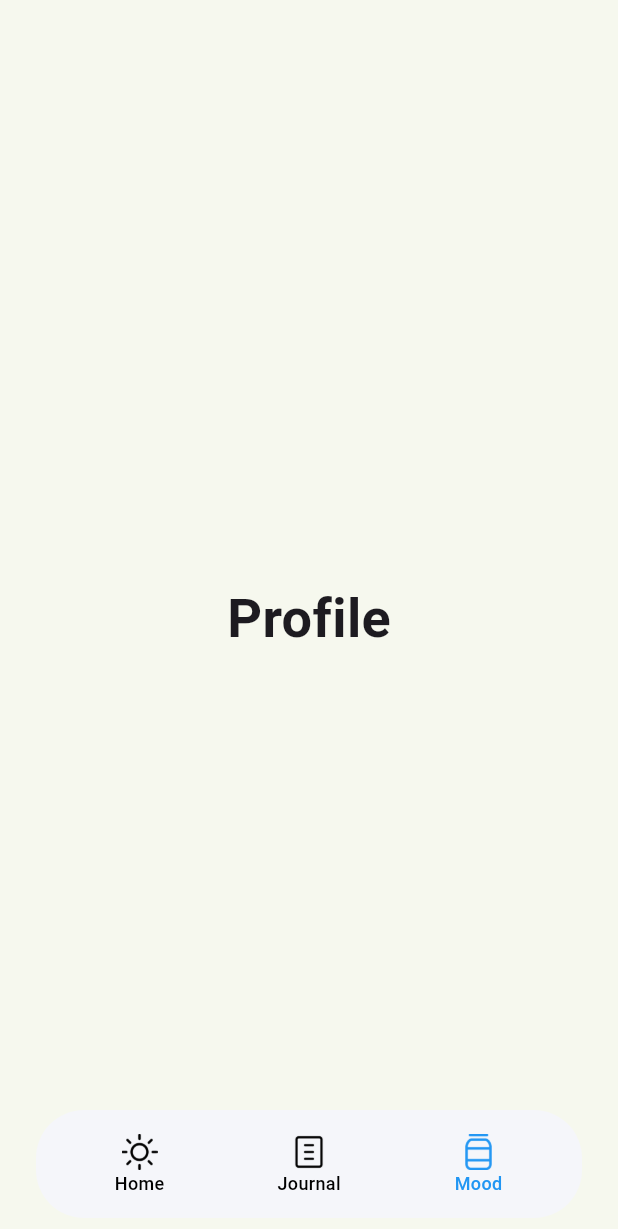
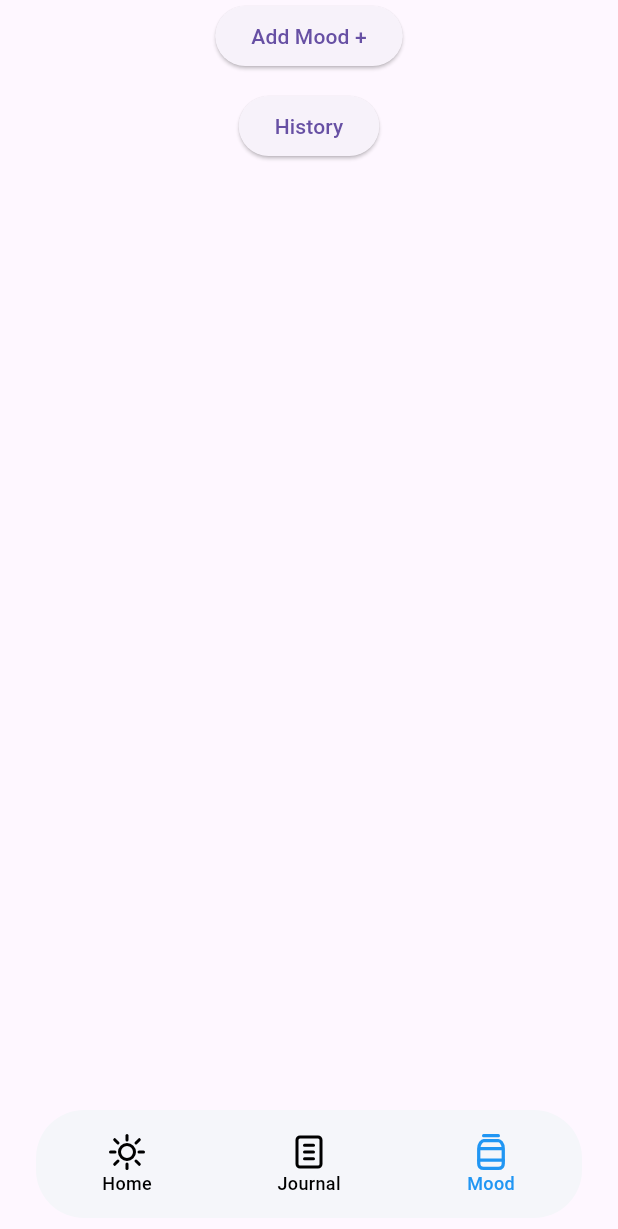
Before and after one commit to Joshua123895/Mood-Journal, a Flutter app: the screen it shows after launch, swiped to page 3, on a phone screen of 412 x 824 dp. Shown: the top 1229 px of the screen. Run offline on Flutter 3.47's test engine with Material 3 defaults, Android fonts, the phone set to English and light mode, and no system bars; our stand-ins replace flutter_svg.

Commit message:
optimized navbar

```diff
--- a/lib/main.dart
+++ b/lib/main.dart
@@ -1,5 +1,6 @@
 import 'package:flutter/material.dart';
 import 'package:flutter/services.dart';
+import 'package:flutter_svg/flutter_svg.dart';
 
 void main() async {
   WidgetsFlutterBinding.ensureInitialized();
@@ -37,9 +38,9 @@
 class _MainPageState extends State<MainPage> {
   int _currentIndex = 0;
   final List<String> _navIcons = [
-    "assets/icons/sun.png",
-    "assets/icons/note.png",
-    "assets/icons/jar.png",
+    "assets/icons/sun.svg",
+    "assets/icons/journal.svg",
+    "assets/icons/jar.svg",
   ];
   final List<String> _navName = ["Home", "Journal", "Mood"];
   late final PageController _pageController;
@@ -77,10 +78,10 @@
           });
         },
 
-        children: const [
+        children: [
           CenterPage(title: 'Home', color: Colors.white),
           CenterPage(title: 'Search', color: Colors.pinkAccent),
-          CenterPage(title: 'Profile', color: Colors.lightGreenAccent),
+          MoodPage(),
         ],
       ),
 
@@ -107,16 +108,18 @@
         mainAxisAlignment: MainAxisAlignment.spaceEvenly,
         children: _navIcons.map((icon) {
           final int i = _navIcons.indexOf(icon);
-          Color color = i == _currentIndex? Colors.blue : Colors.black;
-          return Material(
+          bool isActive = i == _currentIndex;
+          Color color = isActive? Colors.blue : Colors.black;
+          return Expanded (
+            child: Material (
               color: Colors.transparent,
-            child: GestureDetector(
-              onTap: () {
-                setState(() {
-                  _onNavTapped(i);
-                });
-              },
-              child: SingleChildScrollView(
+              child: InkWell(
+                onTap: () => _onNavTapped(i),
+                splashColor: Colors.transparent,
+                highlightColor: Colors.transparent,
+                hoverColor: Colors.transparent,
+                borderRadius: BorderRadius.circular(24),
+                child: SizedBox.expand(
                   child: Column(
                     children: [
                       Container (
@@ -127,12 +130,25 @@
                           bottom: 0,
                           top: 16,
                         ),
-                      child: ImageIcon(
-                        AssetImage(icon),
-                        color: color,
-                        size: 24,
+                        child: SvgPicture.asset(
+                          icon,
+                          width: 24,
+                          height: 24,
+                          colorFilter: ColorFilter.mode(
+                            color,
+                            BlendMode.srcIn
                           ),
                         ),
+                      ),
+                      // SvgPicture.asset(
+                      //   icon,
+                      //   width: 24,
+                      //   height: 24,
+                      //   colorFilter: ColorFilter.mode(
+                      //     color,
+                      //     BlendMode.srcIn
+                      //   ),
+                      // ),
                       Text (
                         _navName[i],
                         style: TextStyle(
@@ -141,13 +157,14 @@
                           fontWeight: FontWeight.w500,
                         ),
                       ),
-                    SizedBox(
-                      height: 24,
-                    ),
+                      // SizedBox(
+                      //   height: 18,
+                      // ),
                     ]
                   ),
                 ),
               )
+            ),
           );
         }).toList()
       ),
@@ -181,3 +198,127 @@
     );
   }
 }
+
+class MoodPage extends StatelessWidget {
+  const MoodPage({super.key});
+
+  @override
+  Widget build(BuildContext context) {
+    return Column(
+      children: [
+        // // ===== JAR IMAGE ===== (error)
+        // Image.asset(
+        //   "assets/images/jar.png",
+        //   height: 120,
+        // ),
+        // ===== BUTTONS =====
+        Padding(
+          padding: const EdgeInsets.symmetric(horizontal: 24),
+          child: Column(
+            children: [
+              // Image.asset(
+              //   "assets/image/jar.png",
+              //   height: 240,
+              // ),
+              ElevatedButton(
+                onPressed: () {
+                  _openOverlay(context);
+                },
+                // onPressed: () {},
+                child: const Text("Add Mood +"),
+              ),
+              const SizedBox(height: 12),
+              ElevatedButton(
+                onPressed: () {},
+                child: const Text("History"),
+              ),
+            ],
+          ),
+        ),
+
+        SizedBox(
+          height: MediaQuery.of(context).padding.bottom + 108,
+        ),
+      ],
+    );
+  }
+  // void _openOverlay(BuildContext context) {
+  //   if (!context.mounted) return;
+
+  //   Navigator.of(context, rootNavigator: true).push(
+  //     PageRouteBuilder(
+  //       opaque: false,
+  //       barrierColor: Colors.black.withOpacity(0.4),
+  //       pageBuilder: (_, __, ___) => const MoodOverlayPage(),
+  //     ),
+  //   );
+  // }
+  void _openOverlay(BuildContext context) {
+    Navigator.of(context).push(
+      PageRouteBuilder(
+        opaque: false, // 👈 allows transparency
+        barrierColor: Colors.black.withAlpha(120),
+        pageBuilder: (_, _, _) => const MoodOverlayPage(),
+        transitionsBuilder: (_, animation, _, child) {
+          final offsetTween = Tween(
+            begin: const Offset(1, 0),
+            end: Offset.zero,
+          ).chain(CurveTween(curve: Curves.easeOut));
+
+          return SlideTransition(
+            position: animation.drive(offsetTween),
+            child: child,
+          );
+        },
+      ),
+    );
+  }
+}
+
+class MoodOverlayPage extends StatelessWidget {
+  const MoodOverlayPage({super.key});
+
+  @override
+  Widget build(BuildContext context) {
+    return Scaffold(
+      backgroundColor: Colors.white,
+      body: SafeArea(
+        child: Column(
+          children: [
+            // ===== HEADER =====
+            Padding(
+              padding: const EdgeInsets.all(16),
+              child: Row(
+                children: [
+                  IconButton(
+                    icon: const Icon(Icons.close),
+                    onPressed: () => Navigator.pop(context),
+                  ),
+                  const Text(
+                    "What's going on inside?",
+                    style: TextStyle(
+                      fontSize: 20,
+                      fontWeight: FontWeight.bold,
+                    ),
+                  ),
+                ],
+              ),
+            ),
+
+            const Divider(),
+
+            // ===== CONTENT =====
+            Expanded(
+              child: Center(
+                child: Text(
+                  "Mood input goes here",
+                  style: Theme.of(context).textTheme.titleLarge,
+                ),
+              ),
+            ),
+          ],
+        ),
+      ),
+    );
+  }
+}
--- a/pubspec.yaml
+++ b/pubspec.yaml
@@ -30,6 +30,7 @@
 dependencies:
   flutter:
     sdk: flutter
+  flutter_svg: ^2.2.3
 
   # The following adds the Cupertino Icons font to your application.
   # Use with the CupertinoIcons class for iOS style icons.
@@ -63,6 +64,7 @@
   #   - images/a_dot_ham.jpeg
   assets:
     - assets/icons/
+    - assets/images/
 
   # An image asset can refer to one or more resolution-specific "variants", see
   # https://flutter.dev/to/resolution-aware-images
```
Also changed, not shown: assets/icons/calendar.png (deleted), assets/icons/calendar.svg (added), assets/icons/jar-2-removebg-preview 1.png (added), assets/icons/jar.png (deleted), assets/icons/jar.svg (added), assets/icons/journal.svg (added), assets/icons/note.png (deleted), assets/icons/sun.png (deleted), assets/icons/sun.svg (added), assets/icons/test.svg (added), pubspec.lock. Lines whose indentation alone changed are shown as unchanged.
